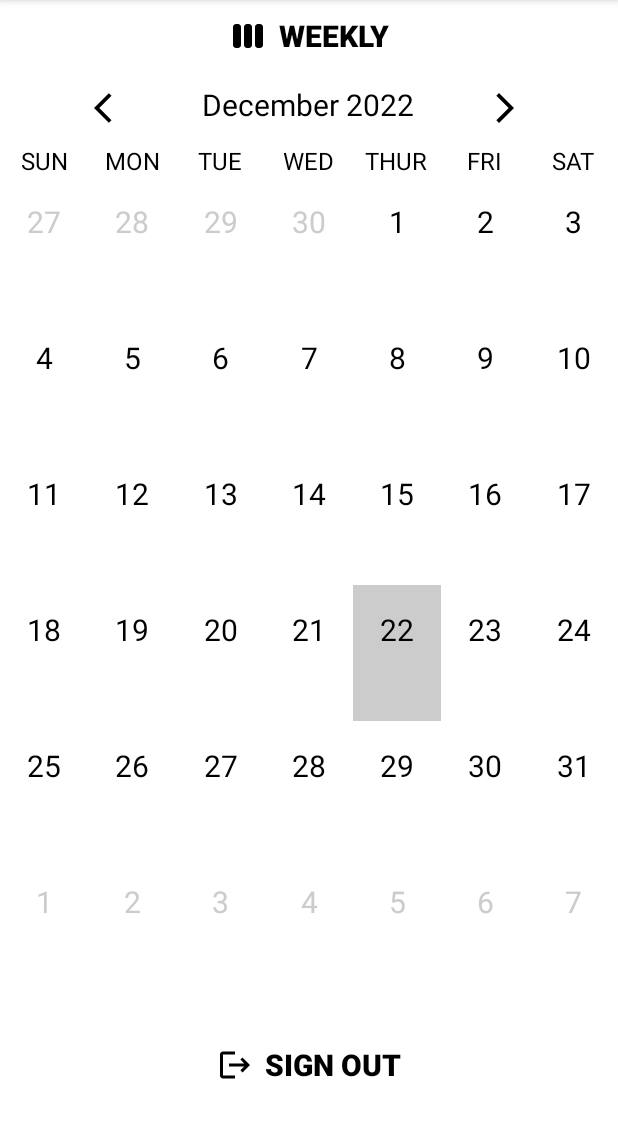
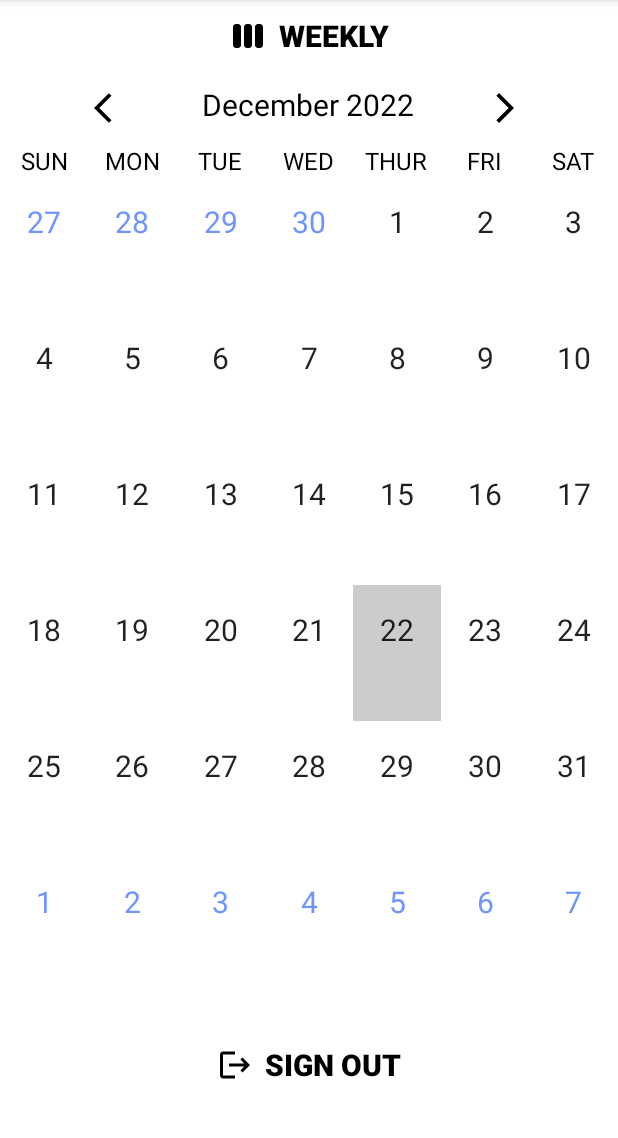
Before and after one commit to CianHerlo/CalendarApp, an Android app: the MainActivity screen opened directly, with no data from a screen before it, on a phone screen of 412 x 824 dp, the part 84-1222 px from its top. Run offline under Robolectric (Android 15) with nearby library versions, the phone set to English and light mode, and no system bars; our stand-ins replace Firebase (no records; nobody signed in at launch, a user with empty details on screens opened directly).

Commit message:
Adjusting Minor Appearances with theme

```diff
--- a/app/src/main/java/com/r00205604/calendar/CalendarAdapter.java
+++ b/app/src/main/java/com/r00205604/calendar/CalendarAdapter.java
@@ -1,5 +1,6 @@
 package com.r00205604.calendar;
 
+import android.annotation.SuppressLint;
 import android.graphics.Color;
 import android.view.LayoutInflater;
 import android.view.View;
@@ -23,17 +24,20 @@ class CalendarAdapter extends RecyclerView.Adapter<CalendarViewHolder> {
     @NonNull
     @Override
     public CalendarViewHolder onCreateViewHolder(@NonNull ViewGroup parent, int viewType) {
+
         LayoutInflater inflater = LayoutInflater.from(parent.getContext());
         View view = inflater.inflate(R.layout.calendar_cell, parent, false);
         ViewGroup.LayoutParams layoutParams = view.getLayoutParams();
-        if(days.size() > 15) {  //month view
+
+        if(days.size() > 15) {
             layoutParams.height = (int) (parent.getHeight() * 0.16);
-        } else {  // week view
+        } else {
             layoutParams.height = (int) parent.getHeight();
         }
         return new CalendarViewHolder(view, onItemListener, days);
     }
 
+    @SuppressLint("ResourceAsColor")
     @Override
     public void onBindViewHolder(@NonNull CalendarViewHolder holder, int position) {
         final LocalDate date = days.get(position);
@@ -44,10 +48,8 @@ class CalendarAdapter extends RecyclerView.Adapter<CalendarViewHolder> {
             holder.parentView.setBackgroundColor(Color.LTGRAY);
         }
 
-        if(date.getMonth().equals(CalendarUtils.selectedDate.getMonth())) {
-            holder.dayOfMonth.setTextColor(Color.BLACK);
-        } else {
-            holder.dayOfMonth.setTextColor(Color.LTGRAY);
+        if(!date.getMonth().equals(CalendarUtils.selectedDate.getMonth())) {
+            holder.dayOfMonth.setTextColor(Color.parseColor("#6F94FF"));
         }
     }
 
--- a/app/src/main/java/com/r00205604/calendar/HourEvent.java
+++ b/app/src/main/java/com/r00205604/calendar/HourEvent.java
@@ -12,13 +12,11 @@ class HourEvent {
         this.events = events;
     }
 
-    public LocalTime getTime()
-    {
+    public LocalTime getTime() {
         return time;
     }
 
-    public void setTime(LocalTime time)
-    {
+    public void setTime(LocalTime time) {
         this.time = time;
     }
 
--- a/app/src/main/java/com/r00205604/calendar/MainActivity.java
+++ b/app/src/main/java/com/r00205604/calendar/MainActivity.java
@@ -52,7 +52,6 @@ public class MainActivity extends AppCompatActivity implements CalendarAdapter.O
     private ShakeDetector mShakeDetector;
     private TextView monthYearText;
     private RecyclerView calendarRecyclerView;
-    private Button logoutBTN;
     FirebaseAuth fireAuth;
     FirebaseFirestore db;
     int userExists = 0;
@@ -67,7 +66,7 @@ public class MainActivity extends AppCompatActivity implements CalendarAdapter.O
         monthYearText = findViewById(R.id.monthYearTV);
         db = FirebaseFirestore.getInstance();
         fireAuth = FirebaseAuth.getInstance();
-        logoutBTN = findViewById(R.id.logoutBTN);
+        Button logoutBTN = findViewById(R.id.logoutBTN);
 
         CalendarUtils.selectedDate = LocalDate.now();
         setMonthView();
--- a/app/src/main/java/com/r00205604/calendar/WeekViewActivity.java
+++ b/app/src/main/java/com/r00205604/calendar/WeekViewActivity.java
@@ -73,10 +73,12 @@ public class WeekViewActivity extends AppCompatActivity implements CalendarAdapt
     }
 
     public void newEventAction(View view) {
-        startActivity(new Intent(this, EventEditActivity.class));
+        Intent intent = new Intent(this, EventEditActivity.class);
+        startActivity(intent);
     }
 
     public void dailyAction(View view) {
-        startActivity(new Intent(this, DailyCalendarActivity.class));
+        Intent intent = new Intent(this, DailyCalendarActivity.class);
+        startActivity(intent);
     }
 }
--- a/app/src/main/res/layout/calendar_cell.xml
+++ b/app/src/main/res/layout/calendar_cell.xml
@@ -10,7 +10,7 @@
         android:layout_width="wrap_content"
         android:layout_height="wrap_content"
         android:text="1"
-        android:textColor="?android:attr/colorForeground"
+        android:textColor="?android:attr/textColorPrimary"
         android:textSize="20sp"
         app:layout_constraintBottom_toBottomOf="parent"
         app:layout_constraintLeft_toLeftOf="parent"
--- a/app/src/main/res/layout/event_cell.xml
+++ b/app/src/main/res/layout/event_cell.xml
@@ -12,7 +12,7 @@
         android:layout_marginStart="20dp"
         android:gravity="center"
         android:text="@string/event_name"
-        android:textColor="?android:attr/colorForeground"
+        android:textColor="?android:attr/textColorPrimary"
         android:textSize="20sp" />
 
 </LinearLayout>
--- a/app/src/main/res/layout/hour_cell.xml
+++ b/app/src/main/res/layout/hour_cell.xml
@@ -25,7 +25,7 @@
             android:layout_height="match_parent"
             android:layout_margin="5dp"
             android:layout_weight="1"
-            android:background="@color/black"
+            android:background="@color/purple_500"
             android:gravity="center"
             android:lines="2"
             android:text="Event Name"
@@ -38,7 +38,7 @@
             android:layout_height="match_parent"
             android:layout_margin="5dp"
             android:layout_weight="1"
-            android:background="@color/black"
+            android:background="@color/purple_500"
             android:gravity="center"
             android:lines="2"
             android:text="Event Name 2"
@@ -51,7 +51,7 @@
             android:layout_height="match_parent"
             android:layout_margin="5dp"
             android:layout_weight="1"
-            android:background="@color/black"
+            android:background="@color/purple_500"
             android:gravity="center"
             android:lines="2"
             android:text="Event Name 3"
--- a/app/src/main/res/values/themes.xml
+++ b/app/src/main/res/values/themes.xml
@@ -10,7 +10,7 @@
         <item name="colorSecondaryVariant">@color/teal_700</item>
         <item name="colorOnSecondary">@color/black</item>
         <!-- Status bar color. -->
-        <item name="android:statusBarColor">?attr/colorPrimaryVariant</item>
+        <item name="android:statusBarColor">@color/purple_500</item>
         <!-- Customize your theme here. -->
     </style>
 </resources>
```
